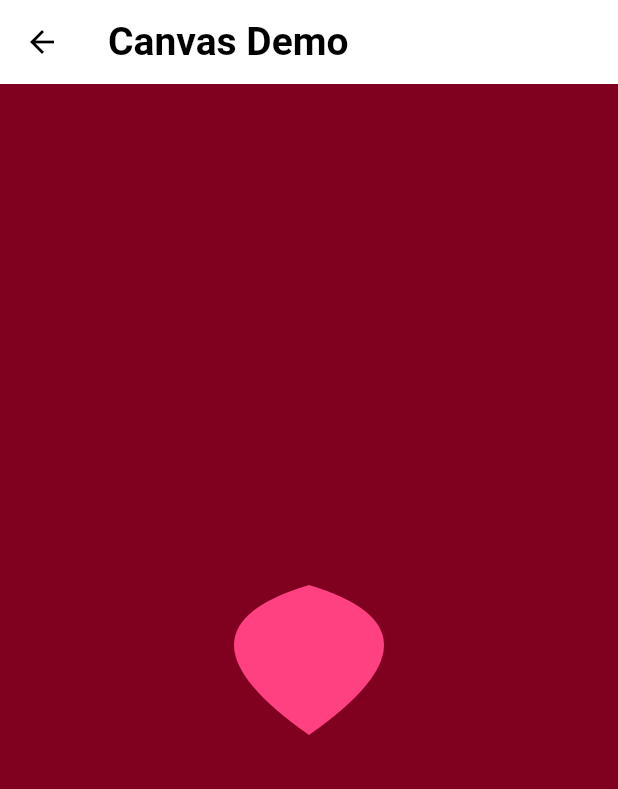
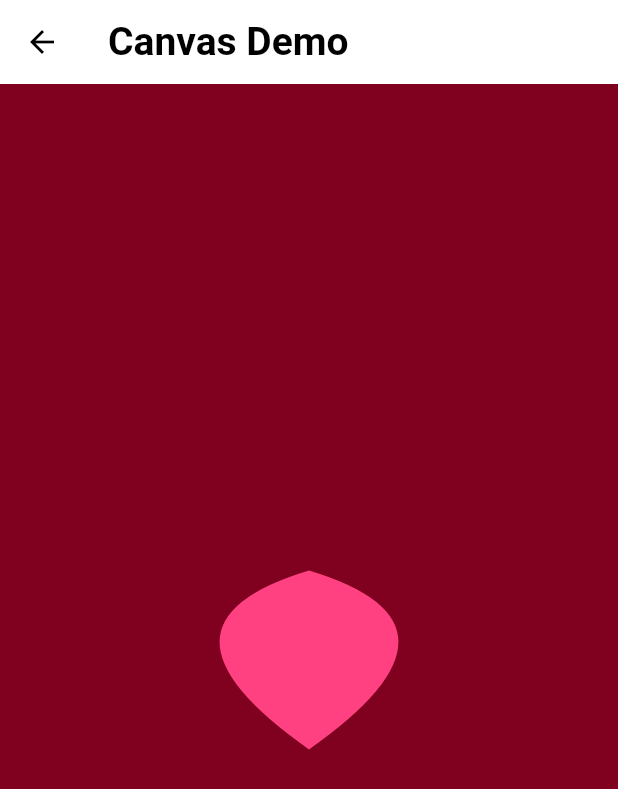
Before and after one commit to douaesalhii25/flutter-kiosk-ordering, a Flutter app: the screen it shows after launch, after a tap on "Canvas Demo", on a phone screen of 412 x 824 dp. Shown: the top 789 px of the screen. Run offline on Flutter 3.47's test engine with Material 3 defaults, Android fonts, the phone set to English and light mode, and no system bars; our stand-ins replace geolocator, shared_preferences.

Commit message:
Add CanvaScreen with pulsing heart, navigation, and UI spacing polish

```diff
--- a/lib/screens/canvas_screen.dart
+++ b/lib/screens/canvas_screen.dart
@@ -1,15 +1,50 @@
 import 'package:flutter/material.dart';
 
-class CanvasScreen extends StatelessWidget {
+class CanvasScreen extends StatefulWidget {
   const CanvasScreen({super.key});
+
+  @override
+  State<CanvasScreen> createState() => _CanvasScreenState();
+}
+
+class _CanvasScreenState extends State<CanvasScreen>
+    with SingleTickerProviderStateMixin {
+  late AnimationController _controller;
+  late Animation<double> _scaleAnimation;
+
+  @override
+  void initState() {
+    super.initState();
+    _controller = AnimationController(
+      vsync: this,
+      duration: const Duration(seconds: 1),
+    )..repeat(reverse: true);
+
+    _scaleAnimation = Tween<double>(
+      begin: 0.8,
+      end: 1.2,
+    ).animate(CurvedAnimation(parent: _controller, curve: Curves.easeInOut));
+  }
+
+  @override
+  void dispose() {
+    _controller.dispose();
+    super.dispose();
+  }
 
   @override
   Widget build(BuildContext context) {
     return Scaffold(
       appBar: AppBar(title: const Text("Canvas Demo")),
-      backgroundColor: const Color(0xFF800020), // Burgundy background
+      backgroundColor: const Color(0xFF800020),
       body: Center(
-        child: CustomPaint(size: const Size(200, 200), painter: HeartPainter()),
+        child: ScaleTransition(
+          scale: _scaleAnimation,
+          child: CustomPaint(
+            size: const Size(200, 200),
+            painter: HeartPainter(),
+          ),
+        ),
       ),
     );
   }
@@ -23,8 +58,6 @@
       ..style = PaintingStyle.fill;
 
     final path = Path();
-
-    // Draw a heart shape
     path.moveTo(size.width / 2, size.height * 0.75);
     path.quadraticBezierTo(
       0,
--- a/lib/screens/welcome_screen.dart
+++ b/lib/screens/welcome_screen.dart
@@ -67,6 +67,7 @@
               },
               child: const Text("Canvas Demo"),
             ),
+            const SizedBox(height: 20),
             ElevatedButton(
               style: ElevatedButton.styleFrom(
                 backgroundColor: Colors.white,
```
